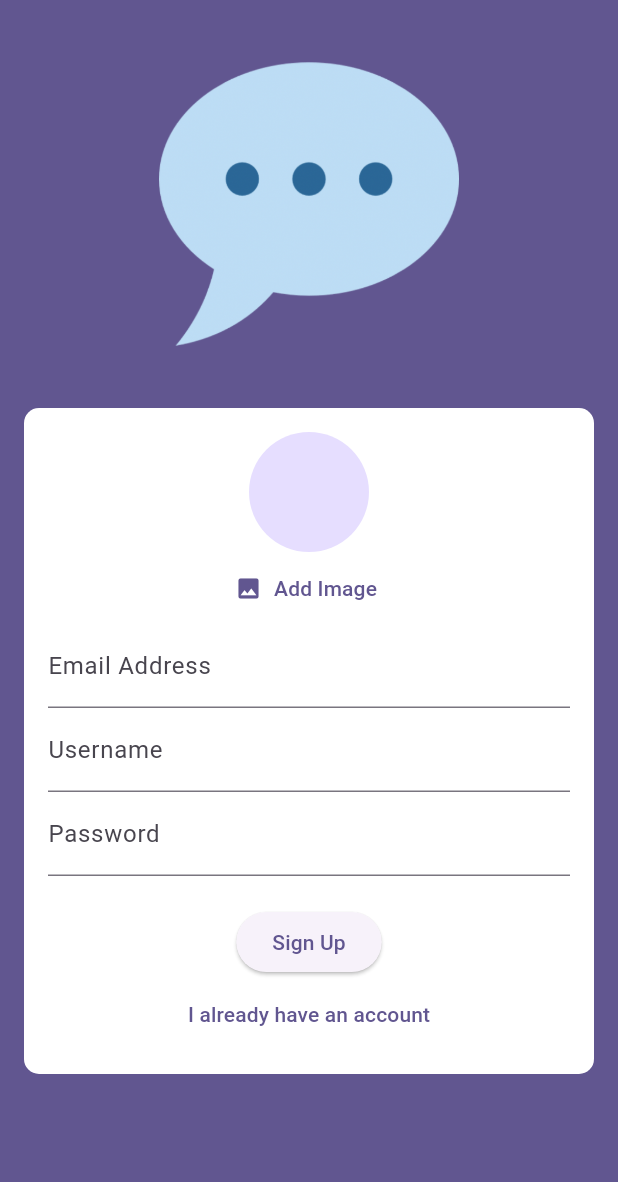
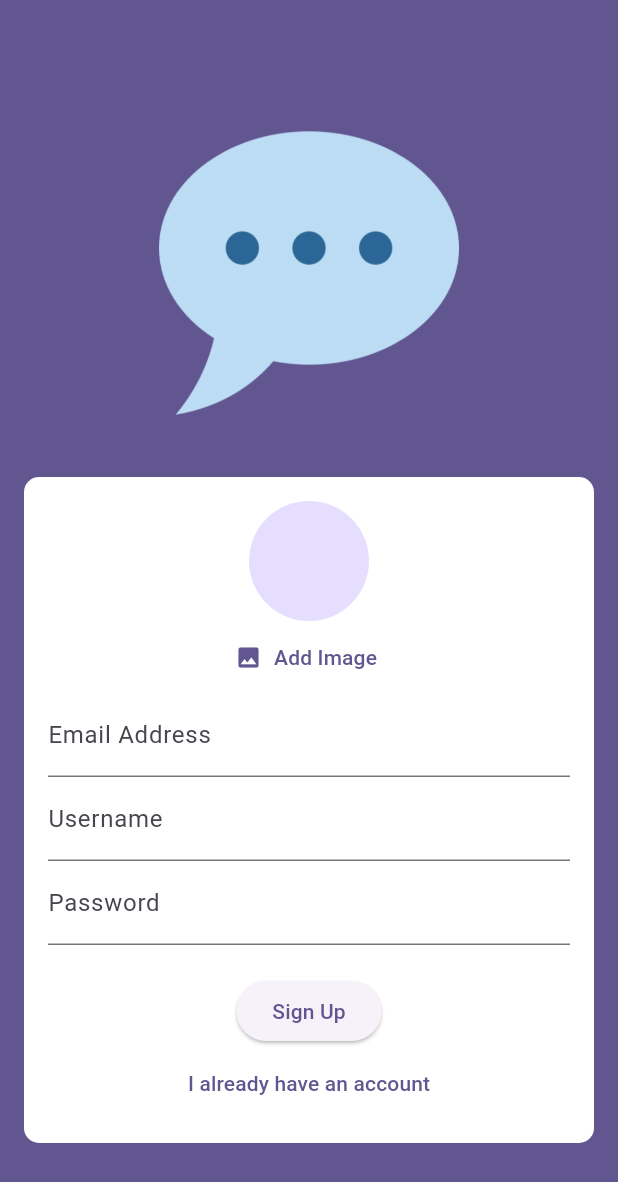
Before and after one commit to cintajay/chat_app, a Flutter app: the screen it shows after launch, on a phone screen of 412 x 824 dp. Shown: the top 1182 px of the screen. Run offline on Flutter 3.47's test engine with Material 3 defaults, Android fonts, the phone set to English and light mode, and no system bars; our stand-ins replace firebase_auth, firebase_core; accounts and stored records are empty.

Commit message:
StreamBuilder, UI fix - centered scroll view to center the column inside

```diff
--- a/lib/main.dart
+++ b/lib/main.dart
@@ -1,4 +1,6 @@
 import 'package:chat_app/screens/auth.dart';
+import 'package:chat_app/screens/chat.dart';
+import 'package:firebase_auth/firebase_auth.dart';
 import 'package:flutter/material.dart';
 import 'package:firebase_core/firebase_core.dart';
 import 'firebase_options.dart';
@@ -22,7 +24,13 @@ class App extends StatelessWidget {
         colorScheme: ColorScheme.fromSeed(
             seedColor: const Color.fromARGB(255, 63, 17, 177)),
       ),
-      home: AuthScreen()
+      home: StreamBuilder(stream: FirebaseAuth.instance.authStateChanges(), builder: (ctx, snapshot) {
+        if (snapshot.hasData) {
+          return const ChatScreen();
+        } else {
+          return const AuthScreen();
+        }
+      },)
     );
   }
 }
--- a/lib/screens/auth.dart
+++ b/lib/screens/auth.dart
@@ -44,7 +44,8 @@ class _AuthScreenState extends State<AuthScreen> {
   Widget build(BuildContext context) {
     return Scaffold(
       backgroundColor: Theme.of(context).colorScheme.primary,
-      body: SingleChildScrollView(
+      body: Center(
+        child: SingleChildScrollView(
           child: Column(
             children: [
               SizedBox(height: 36,),
@@ -131,6 +132,7 @@ class _AuthScreenState extends State<AuthScreen> {
             ],
           ),
         ),
+      ),
     );
   }
 }
```
Also changed, not shown: lib/screens/chat.dart (added, +13 -0 lines). Lines whose indentation alone changed are shown as unchanged.
